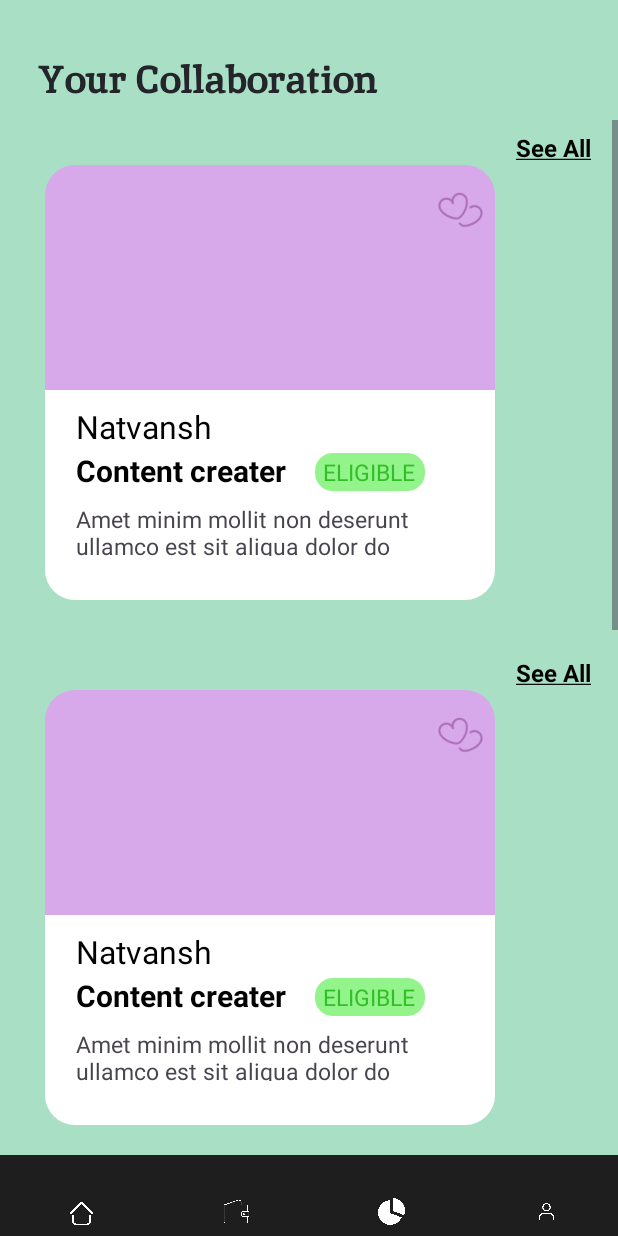
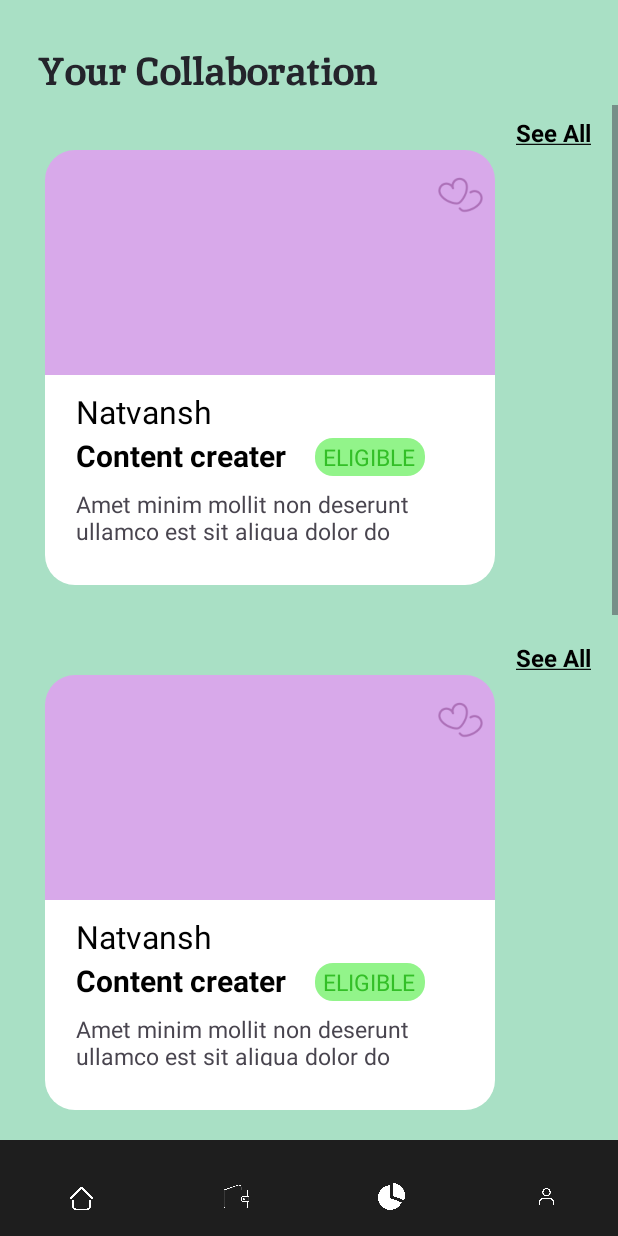
Before and after one commit to kush-raj-nit061/Social-Lite, an Android app: the CollaborationActivity screen opened directly, with no data from a screen before it, on a phone screen of 412 x 824 dp. Run offline under Robolectric (Android 15) with nearby library versions, the phone set to English and light mode, and no system bars; Roboto replaces fonts that are not available here.

Commit message:
Improved UI

```diff
--- a/app/src/main/res/layout/activity_collaboration.xml
+++ b/app/src/main/res/layout/activity_collaboration.xml
@@ -11,7 +11,7 @@
     <LinearLayout
         android:id="@+id/collHead"
         android:layout_width="match_parent"
-        android:layout_height="80dip"
+        android:layout_height="70dip"
         android:orientation="horizontal">
 
     <TextView
@@ -19,7 +19,7 @@
         android:layout_width="345sp"
         android:layout_height="50sp"
         android:layout_marginStart="25dip"
-        android:layout_marginTop="35dip"
+        android:layout_marginTop="30dip"
         android:fontFamily="@font/inika"
         android:text="Your Collaboration"
         android:textColor="@color/common_gray"
```
